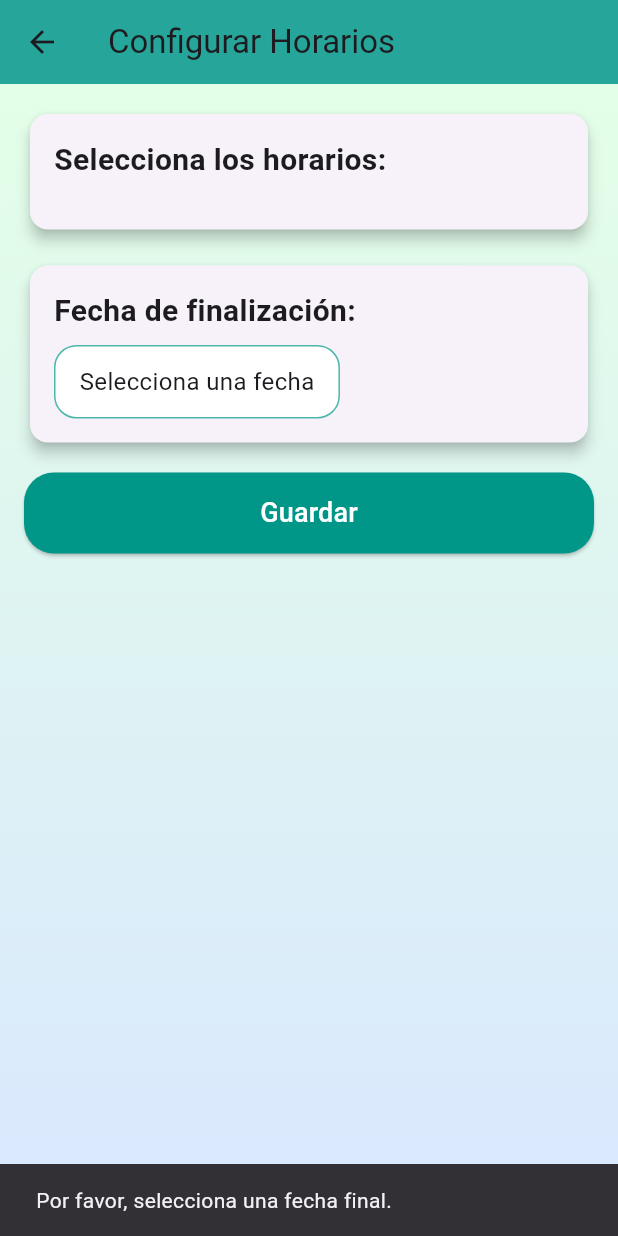
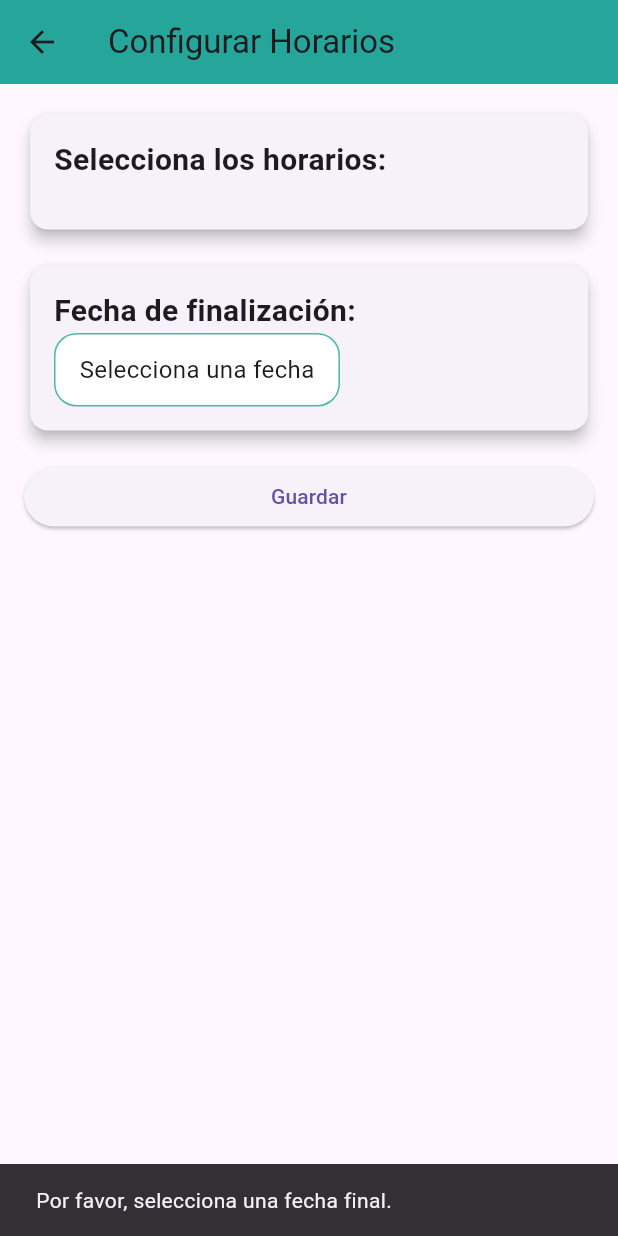
Before and after one commit to FersLan6/Pilltime, a Flutter app: the AddMedicationPage2 screen opened directly with empty values, after a tap on "Guardar", on a phone screen of 412 x 824 dp. Run offline on Flutter 3.47's test engine with Material 3 defaults, Android fonts, the phone set to English and light mode, and no system bars.

Commit message:
horario mejorado del formulario

```diff
--- a/lib/screens/add_medication_page2.dart
+++ b/lib/screens/add_medication_page2.dart
@@ -41,7 +41,6 @@ class _AddMedicationPage2State extends State<AddMedicationPage2> {
       return;
     }
 
-    // Crear el medicamento
     final medicamento = {
       'nombre': widget.name,
       'dosis': widget.dose,
@@ -51,27 +50,15 @@ class _AddMedicationPage2State extends State<AddMedicationPage2> {
       'vecesAlDia': widget.timesPerDay,
     };
 
-    // Guardar en la lista global
     medicamentos.add(medicamento);
 
-    // Mostrar mensaje de éxito
     ScaffoldMessenger.of(context).showSnackBar(
       SnackBar(
-        content: const Text(
-          'Medicamento guardado correctamente.',
-          style: TextStyle(fontSize: 16, fontWeight: FontWeight.bold),
-        ),
+        content: const Text('Medicamento guardado correctamente.'),
         backgroundColor: Colors.teal.shade400,
-        behavior: SnackBarBehavior.floating,
-        margin: const EdgeInsets.all(16),
-        shape: RoundedRectangleBorder(
-          borderRadius: BorderRadius.circular(12),
-        ),
-        duration: const Duration(seconds: 1),
       ),
     );
 
-    // Redirigir a la pantalla principal
     Navigator.pushAndRemoveUntil(
       context,
       MaterialPageRoute(builder: (context) => const HomeScreen()),
@@ -86,19 +73,9 @@ class _AddMedicationPage2State extends State<AddMedicationPage2> {
         title: const Text('Configurar Horarios'),
         backgroundColor: Colors.teal.shade400,
       ),
-      body: Container(
-        decoration: const BoxDecoration(
-          gradient: LinearGradient(
-            colors: [Color(0xFFe3ffe7), Color(0xFFd9e7ff)],
-            begin: Alignment.topCenter,
-            end: Alignment.bottomCenter,
-          ),
-        ),
-        child: Padding(
+      body: ListView(
         padding: const EdgeInsets.all(16.0),
-          child: ListView(
         children: [
-              // Sección: Selección de horarios
           Card(
             elevation: 4,
             shape: RoundedRectangleBorder(
@@ -111,8 +88,7 @@ class _AddMedicationPage2State extends State<AddMedicationPage2> {
                 children: [
                   const Text(
                     'Selecciona los horarios:',
-                        style: TextStyle(
-                            fontSize: 20, fontWeight: FontWeight.bold),
+                    style: TextStyle(fontSize: 20, fontWeight: FontWeight.bold),
                   ),
                   const SizedBox(height: 16),
                   ...List.generate(
@@ -125,13 +101,13 @@ class _AddMedicationPage2State extends State<AddMedicationPage2> {
                           Text(
                             'Horario ${index + 1}:',
                             style: const TextStyle(
-                                  fontSize: 18,
-                                  fontWeight: FontWeight.bold,
-                                ),
+                                fontSize: 18, fontWeight: FontWeight.bold),
                           ),
                           const SizedBox(height: 8),
                           SlidingTimePicker(
                             initialTime: times[index],
+                            isToday: widget.selectedDays[
+                                DateTime.now().weekday - 1], // Detecta si es hoy
                             onTimeChanged: (newTime) {
                               setState(() {
                                 times[index] = newTime;
@@ -147,8 +123,6 @@ class _AddMedicationPage2State extends State<AddMedicationPage2> {
             ),
           ),
           const SizedBox(height: 16),
-
-              // Sección: Fecha de finalización
           Card(
             elevation: 4,
             shape: RoundedRectangleBorder(
@@ -161,10 +135,8 @@ class _AddMedicationPage2State extends State<AddMedicationPage2> {
                 children: [
                   const Text(
                     'Fecha de finalización:',
-                        style: TextStyle(
-                            fontSize: 20, fontWeight: FontWeight.bold),
+                    style: TextStyle(fontSize: 20, fontWeight: FontWeight.bold),
                   ),
-                      const SizedBox(height: 8),
                   GestureDetector(
                     onTap: () async {
                       final pickedDate = await showDatePicker(
@@ -202,24 +174,11 @@ class _AddMedicationPage2State extends State<AddMedicationPage2> {
             ),
           ),
           const SizedBox(height: 16),
-
-              // Botón Guardar
           ElevatedButton(
             onPressed: saveMedication,
-                style: ElevatedButton.styleFrom(
-                  padding:
-                      const EdgeInsets.symmetric(horizontal: 40, vertical: 14),
-                  shape: RoundedRectangleBorder(
-                    borderRadius: BorderRadius.circular(20),
-                  ),
-                  backgroundColor: Colors.teal.shade500,
-                  foregroundColor: Colors.white,
-                ),
-                child: const Text('Guardar', style: TextStyle(fontSize: 18)),
+            child: const Text('Guardar'),
           ),
         ],
-          ),
-        ),
       ),
     );
   }
--- a/lib/screens/home_screen.dart
+++ b/lib/screens/home_screen.dart
@@ -36,7 +36,8 @@ class _HomeScreenState extends State<HomeScreen> {
     return Scaffold(
       appBar: customAppBar(
         logoSize: 40, // Tamaño del logo
-        backgroundColor: const Color.fromARGB(255, 89, 197, 93), // Color claro para el fondo
+        backgroundColor:
+            const Color.fromARGB(255, 89, 197, 93), // Color claro para el fondo
       ),
       body: Column(
         children: [
```
Also changed, not shown: lib/screens/SlidingTimePicker.dart (+28 -21 lines). Lines whose indentation alone changed are shown as unchanged.
